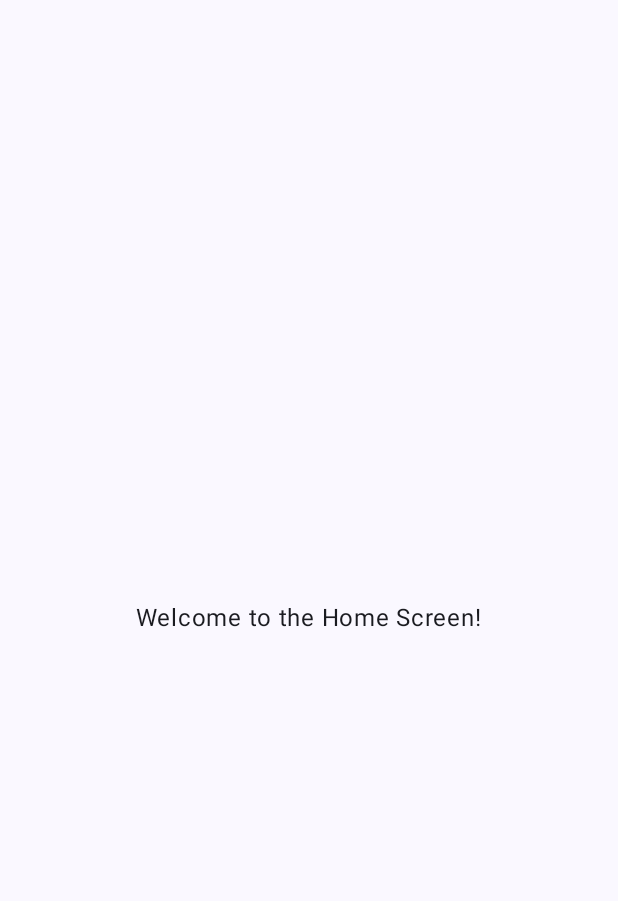
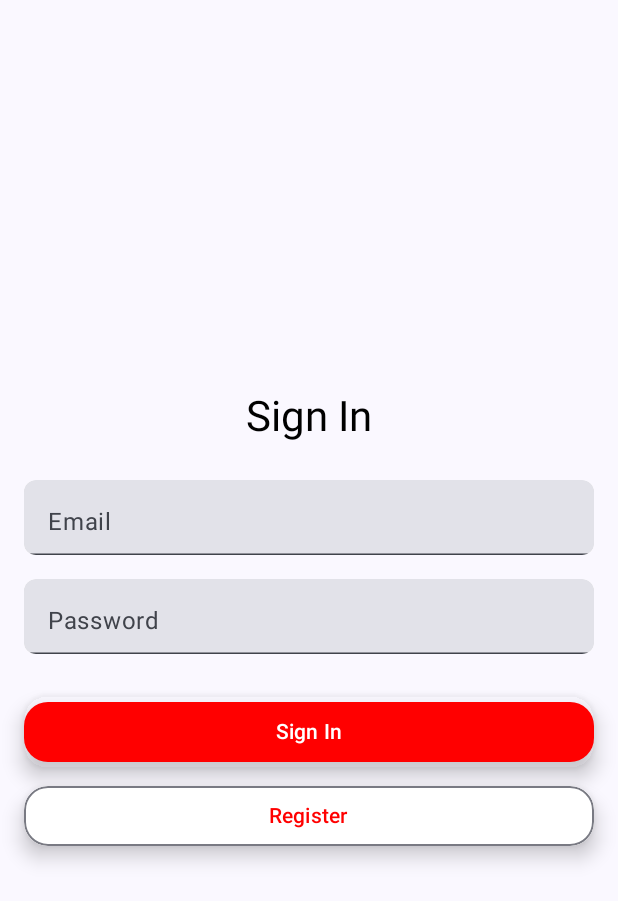
Before and after one commit to reynaldabnerr/Jokka-App, an Android app built with Jetpack Compose: the screen it shows after launch (MainActivity), on a phone screen of 412 x 824 dp. Shown: the top 901 px of the screen. Run offline under Robolectric (Android 15) with nearby library versions, the phone set to English and light mode, and no system bars.

Commit message:
feat : signinscreen.kt and button and textfield

```diff
--- /dev/null
+++ b/app/src/main/java/com/example/jokka_app/Auth/signinscreen.kt
@@ -0,0 +1,141 @@
+package com.example.jokka_app.Auth
+
+import androidx.compose.foundation.background
+import androidx.compose.foundation.layout.Box
+import androidx.compose.foundation.layout.Column
+import androidx.compose.foundation.layout.fillMaxSize
+import androidx.compose.foundation.layout.fillMaxWidth
+import androidx.compose.foundation.layout.height
+import androidx.compose.foundation.layout.padding
+import androidx.compose.foundation.shape.RoundedCornerShape
+import androidx.compose.foundation.text.KeyboardOptions
+import androidx.compose.material3.Button
+import androidx.compose.material3.OutlinedButton
+import androidx.compose.material3.Text
+import androidx.compose.material3.TextField
+import androidx.compose.runtime.Composable
+import androidx.compose.runtime.mutableStateOf
+import androidx.compose.runtime.remember
+import androidx.compose.ui.Alignment
+import androidx.compose.ui.Modifier
+import androidx.compose.ui.draw.clip
+import androidx.compose.ui.draw.shadow
+import androidx.compose.ui.graphics.Color
+import androidx.compose.ui.text.TextStyle
+import androidx.compose.ui.text.input.ImeAction
+import androidx.compose.ui.text.input.KeyboardType
+import androidx.compose.ui.text.input.PasswordVisualTransformation
+import androidx.compose.ui.tooling.preview.Preview
+import androidx.compose.ui.unit.dp
+import androidx.navigation.NavController
+import androidx.navigation.compose.rememberNavController
+
+@Composable
+fun SignInScreen(navController: NavController) {
+    // Use remember to hold state of email and password
+    val (email, setEmail) = remember { mutableStateOf("") }
+    val (password, setPassword) = remember { mutableStateOf("") }
+
+    Box(
+        modifier = Modifier.fillMaxSize(),
+        contentAlignment = Alignment.Center
+    ) {
+        Column(
+            horizontalAlignment = Alignment.CenterHorizontally,
+            modifier = Modifier.padding(16.dp)
+        ) {
+            // Title
+            Text(
+                text = "Sign In",
+                color = Color.Black,
+                style = androidx.compose.material3.MaterialTheme.typography.headlineMedium,
+                modifier = Modifier.padding(bottom = 24.dp)
+            )
+
+            // Email Input Field with Placeholder
+            TextField(
+                value = email,
+                onValueChange = { newValue -> setEmail(newValue) },
+                keyboardOptions = KeyboardOptions.Default.copy(
+                    keyboardType = KeyboardType.Email,
+                    imeAction = ImeAction.Next
+                ),
+                modifier = Modifier
+                    .fillMaxWidth()
+                    .height(66.dp)
+                    .padding(bottom = 16.dp)
+                    .clip(RoundedCornerShape(8.dp))
+                    .background(Color.White)
+                    .shadow(2.dp, shape = RoundedCornerShape(8.dp)),
+                placeholder = { Text("Email") },
+                textStyle = TextStyle(color = Color.Black) // Ensure the text color is set
+            )
+
+            // Password Input Field with Placeholder and Visual Transformation
+            TextField(
+                value = password,
+                onValueChange = { newValue -> setPassword(newValue) },
+                keyboardOptions = KeyboardOptions.Default.copy(
+                    keyboardType = KeyboardType.Password,
+                    imeAction = ImeAction.Done
+                ),
+                modifier = Modifier
+                    .fillMaxWidth()
+                    .height(66.dp)
+                    .padding(bottom = 16.dp)
+                    .clip(RoundedCornerShape(8.dp))
+                    .background(Color.White)
+                    .shadow(2.dp, shape = RoundedCornerShape(8.dp)),
+                placeholder = { Text("Password") },
+                visualTransformation = PasswordVisualTransformation(), // Hides input with dots
+                textStyle = TextStyle(color = Color.Black) // Ensure the text color is set
+            )
+
+            // Sign In Button
+            Button(
+                onClick = {
+                    // Navigate to HomeScreen
+                    navController.navigate("home") {
+                        // Optional: Clear the back stack
+                        popUpTo("sign_in") { inclusive = true }
+                    }
+                },
+                modifier = Modifier
+                    .fillMaxWidth()
+                    .height(56.dp)
+                    .padding(top = 16.dp)
+                    .shadow(8.dp, shape = RoundedCornerShape(16.dp)),
+                colors = androidx.compose.material3.ButtonDefaults.buttonColors(
+                    containerColor = Color.Red
+                ),
+                shape = RoundedCornerShape(16.dp)
+            ) {
+                Text(text = "Sign In", color = Color.White)
+            }
+
+            // Register Button (Optional)
+            OutlinedButton(
+                onClick = { /* TODO: Handle register */ },
+                modifier = Modifier
+                    .fillMaxWidth()
+                    .height(56.dp)
+                    .padding(top = 16.dp)
+                    .shadow(8.dp, shape = RoundedCornerShape(16.dp))
+                    .clip(RoundedCornerShape(16.dp))
+                    .background(Color.White),
+                colors = androidx.compose.material3.ButtonDefaults.outlinedButtonColors(
+                    contentColor = Color.Red
+                ),
+                shape = RoundedCornerShape(16.dp)
+            ) {
+                Text(text = "Register", color = Color.Red)
+            }
+        }
+    }
+}
+
+@Preview(showBackground = true)
+@Composable
+fun SignInScreenPreview() {
+    SignInScreen(navController = rememberNavController()) // Provide a mock navController
+}
--- a/app/src/main/java/com/example/jokka_app/Auth/splashscreen.kt
+++ b/app/src/main/java/com/example/jokka_app/Auth/splashscreen.kt
@@ -22,8 +22,8 @@ import kotlinx.coroutines.delay
 @Composable
 fun SplashScreen(navController: NavController) {
     LaunchedEffect(true) {
-        delay(3000)
-        navController.navigate(Screen.Home.route) {
+        delay(3000) // Delay for 3 seconds
+        navController.navigate(Screen.SignIn.route) {
             popUpTo(Screen.Splash.route) {
                 inclusive = true
             }
--- a/app/src/main/java/com/example/jokka_app/NavGraph.kt
+++ b/app/src/main/java/com/example/jokka_app/NavGraph.kt
@@ -4,6 +4,7 @@ import androidx.compose.runtime.Composable
 import androidx.navigation.NavHostController
 import androidx.navigation.compose.NavHost
 import androidx.navigation.compose.composable
+import com.example.jokka_app.Auth.SignInScreen
 import com.example.jokka_app.Auth.SplashScreen
 import com.example.jokka_app.Home.HomeScreen
 
@@ -13,16 +14,20 @@ fun NavGraph(navController: NavHostController) {
         composable(Screen.Splash.route) {
             SplashScreen(navController = navController)
         }
+        composable(Screen.SignIn.route) {
+            SignInScreen(navController = navController)
+        }
         composable(Screen.Home.route) {
             HomeScreen()
         }
-        // Tambahkan rute lain di sini
+        // Tambahkan rute lain di sini jika diperlukan
     }
 }
 
 // Define the screens in your app
 sealed class Screen(val route: String) {
-    data object Splash : Screen("splash")
-    data object Home : Screen("home")
-    // Tambahkan objek layar lainnya di sini
+    object Splash : Screen("splash")
+    object SignIn : Screen("sign_in")
+    object Home : Screen("home")
+    // Tambahkan objek layar lainnya di sini jika diperlukan
 }
```
